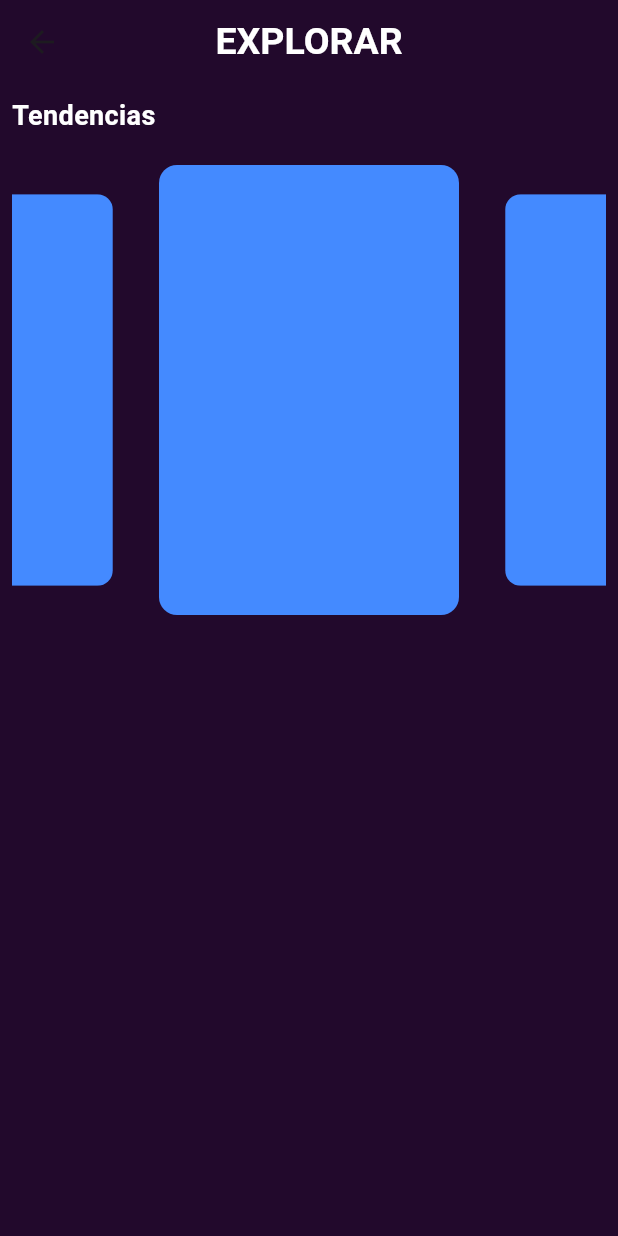
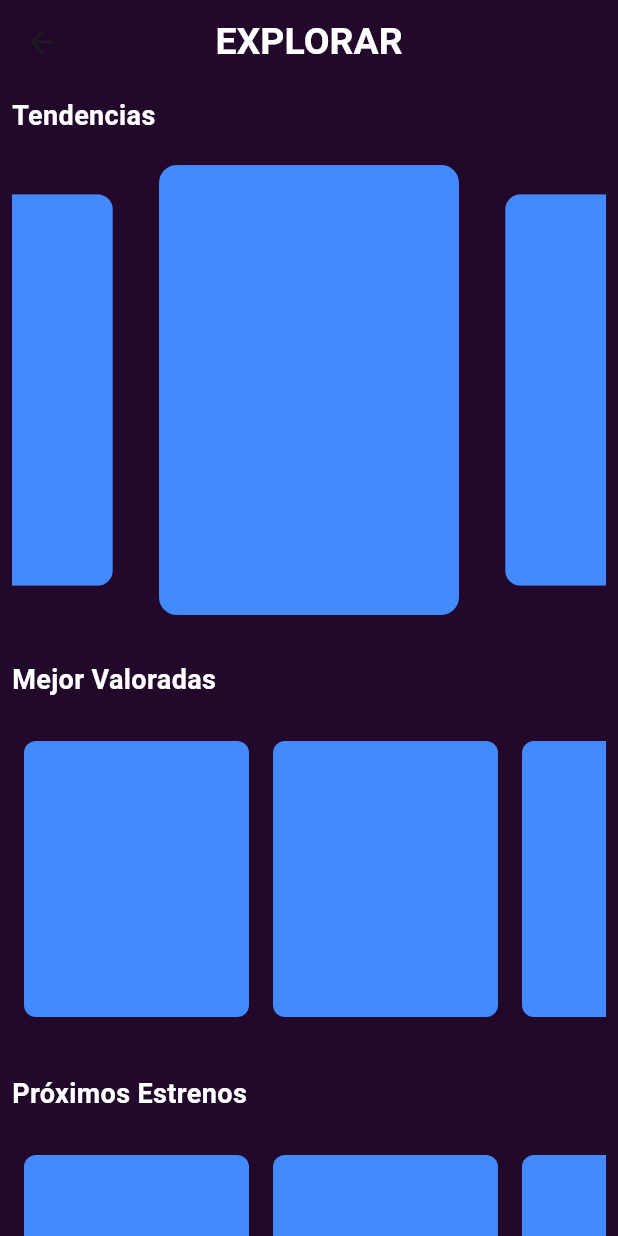
Before and after one commit to UNIZAR-30248-2024-FilmFinder/Film-Finder, a Flutter app: the ExploreScreen screen opened directly, on a phone screen of 412 x 824 dp. Run offline on Flutter 3.47's test engine with Material 3 defaults, Android fonts, the phone set to English and light mode, and no system bars; drawn by our look-alikes of carousel_slider; our stand-ins replace fluttertoast, google_nav_bar.

Commit message:
Sliders películas

```diff
--- a/lib/pages/explore_screen.dart
+++ b/lib/pages/explore_screen.dart
@@ -1,4 +1,5 @@
-import 'package:carousel_slider/carousel_slider.dart';
+import 'package:film_finder/widgets/movie_slider.dart';
+import 'package:film_finder/widgets/trending_slider.dart';
 import 'package:flutter/material.dart';
 
 class ExploreScreen extends StatelessWidget {
@@ -11,7 +12,7 @@ class ExploreScreen extends StatelessWidget {
         backgroundColor: const Color.fromRGBO(34, 9, 44, 1),
         elevation: 0,
         centerTitle: true,
-        title: Text(
+        title: const Text(
           'EXPLORAR',
           style: TextStyle(
             fontSize: 25,
@@ -21,45 +22,34 @@ class ExploreScreen extends StatelessWidget {
         ),
       ),
       backgroundColor: const Color.fromRGBO(34, 9, 44, 1),
-      body: SingleChildScrollView(
-        physics: const BouncingScrollPhysics(),
+      body: const SingleChildScrollView(
+        physics: BouncingScrollPhysics(),
         child: Padding(
-          padding: const EdgeInsets.all(8.0),
+          padding: EdgeInsets.all(8.0),
           child: Column(
             crossAxisAlignment: CrossAxisAlignment.start,
             children: [
               Text('Tendencias', style: TextStyle(
                 fontSize: 18, fontWeight: FontWeight.bold,
-                color: Colors.white,
+                color: Colors.white
                 ),
               ),
-              SizedBox(height: 20,),
-              SizedBox(
-                width: double.infinity,
-                child: CarouselSlider.builder(
-                  itemCount: 10,
-                  options: CarouselOptions(
-                    height: 300,
-                    autoPlay: true,
-                    viewportFraction: 0.55,
-                    enlargeCenterPage: true,
-                    pageSnapping: true,
-                    autoPlayCurve: Curves.fastOutSlowIn,
-                    autoPlayAnimationDuration: const Duration(seconds: 5),
-                  ),
-                  itemBuilder: (context, itemIndex, pageViewIndex) {
-                    return ClipRRect(
-                      borderRadius: BorderRadius.circular(12),
-                      child: Container(
-                        height: 300,
-                        width: 200,
-                        color: Colors.blueAccent,
-                      ),
-                    );
-                  },
-
-                ),
-              )
+              SizedBox(height: 20),
+              TrendingSlider(),
+              SizedBox(height: 30),
+              Text('Mejor Valoradas', style: TextStyle(
+                fontSize: 18, fontWeight: FontWeight.bold,
+                color: Colors.white),
+              ),
+              SizedBox(height: 20),
+              MovieSlider(),
+              SizedBox(height: 30),
+              Text('Próximos Estrenos', style: TextStyle(
+                fontSize: 18, fontWeight: FontWeight.bold,
+                color: Colors.white),
+              ),
+              SizedBox(height: 20),
+              MovieSlider(),
             ],
           ),
         ),
--- /dev/null
+++ b/lib/widgets/movie_slider.dart
@@ -0,0 +1,32 @@
+import 'package:flutter/material.dart';
+
+class MovieSlider extends StatelessWidget {
+  const MovieSlider({
+    super.key,
+  });
+
+  @override
+  Widget build(BuildContext context) {
+    return SizedBox(
+      height: 200,
+      width: double.infinity,
+      child: ListView.builder(
+        scrollDirection: Axis.horizontal,
+        physics: const BouncingScrollPhysics(),
+        itemBuilder:(context, index) {
+          return Padding(
+            padding: const EdgeInsets.all(8.0),
+            child: ClipRRect(
+              borderRadius: BorderRadius.circular(8),
+              child: Container(
+                color: Colors. blueAccent,
+                height: 200,
+                width: 150,
+              ),
+            )
+          );
+        },
+      )
+    );
+  }
+}
--- /dev/null
+++ b/lib/widgets/trending_slider.dart
@@ -0,0 +1,36 @@
+import 'package:carousel_slider/carousel_slider.dart';
+import 'package:flutter/material.dart';
+class TrendingSlider extends StatelessWidget {
+  const TrendingSlider({
+    super.key,
+  });
+
+  @override
+  Widget build(BuildContext context) {
+    return SizedBox(
+      width: double.infinity,
+      child: CarouselSlider.builder(
+        itemCount: 10,
+        options: CarouselOptions(
+          height: 300,
+          autoPlay: true,
+          viewportFraction: 0.55,
+          enlargeCenterPage: true,
+          pageSnapping: true,
+          autoPlayCurve: Curves.fastOutSlowIn,
+          autoPlayAnimationDuration: const Duration(seconds: 5),
+        ),
+        itemBuilder: (context, itemIndex, pageViewIndex) {
+          return ClipRRect(
+            borderRadius: BorderRadius.circular(12),
+            child: Container(
+              height: 300,
+              width: 200,
+              color: Colors.blueAccent,
+            ),
+          );
+        },
+      ),
+    );
+  }
+}
```
